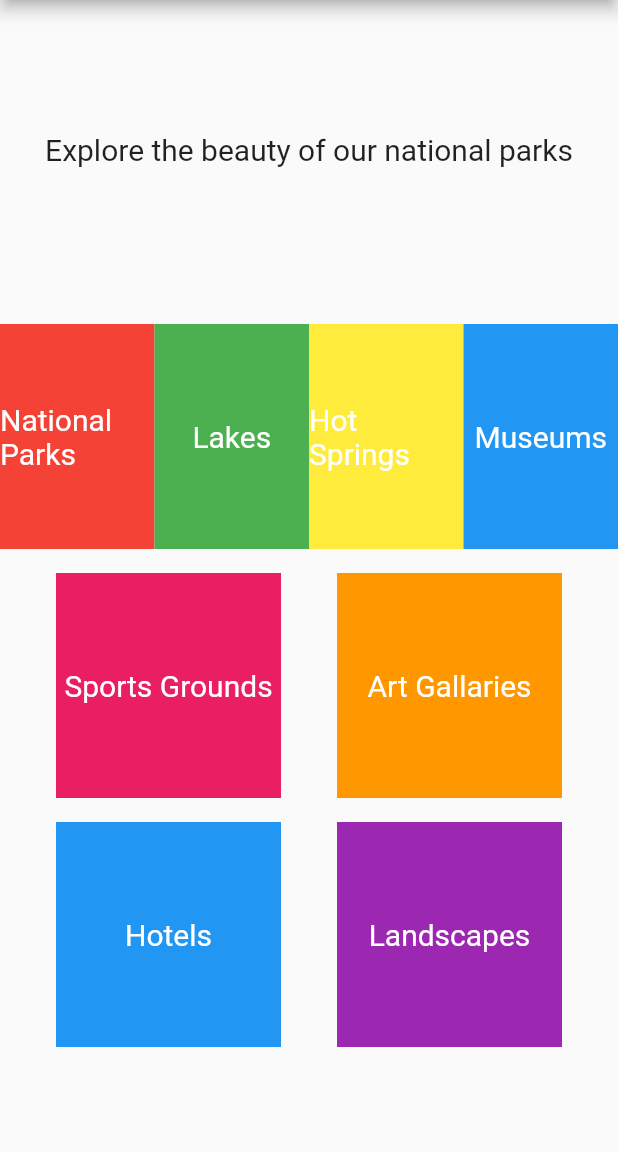
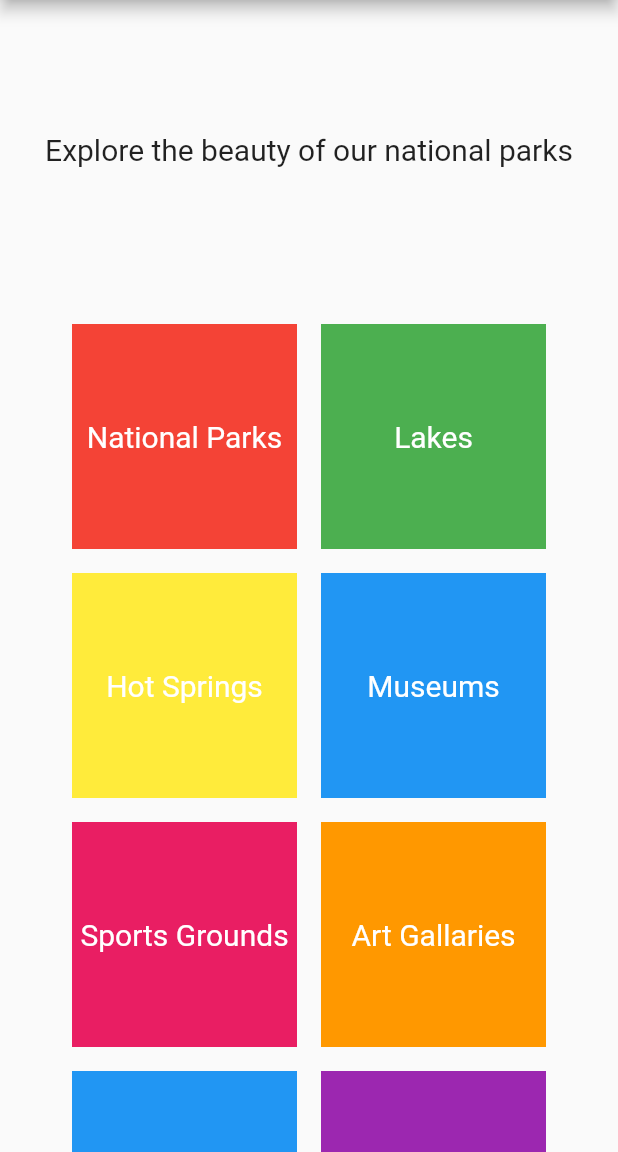
Before and after one commit to rabok/Tourism, a Flutter app: the screen it shows after launch, on a phone screen of 412 x 824 dp, the part 84-1236 px from its top. Run offline on Flutter 3.47's test engine with Material 2 defaults, Android fonts, the phone set to English and light mode, and no system bars; drawn by our look-alikes of carousel_slider.

Commit message:
WE HAVE MANAGED TO

```diff
--- a/tourism/lib/main.dart
+++ b/tourism/lib/main.dart
@@ -38,39 +38,20 @@ class HomePage extends StatelessWidget {
     'Experience the thrill of our sports grounds'
   ];
 
-  final List<Widget> categories = [
+  final List<CategoryWidget> categories = [
     CategoryWidget(
-      title: 'National Parks',
-      color: Colors.red,
-    ),
+        title: 'National Parks', color: Colors.red, route: NationalPark()),
+    CategoryWidget(title: 'Lakes', color: Colors.green, route: Lakes()),
     CategoryWidget(
-      title: 'Lakes',
-      color: Colors.green,
-    ),
+        title: 'Hot Springs', color: Colors.yellow, route: HotSprings()),
+    CategoryWidget(title: 'Museums', color: Colors.blue, route: Museums()),
     CategoryWidget(
-      title: 'Hot Springs',
-      color: Colors.yellow,
-    ),
+        title: 'Sports Grounds', color: Colors.pink, route: SportsGrounds()),
     CategoryWidget(
-      title: 'Museums',
-      color: Colors.blue,
-    ),
+        title: 'Art Gallaries', color: Colors.orange, route: ArtGallaries()),
+    CategoryWidget(title: 'Hotels', color: Colors.blue, route: Hotels()),
     CategoryWidget(
-      title: 'Sports Grounds',
-      color: Colors.pink,
-    ),
-    CategoryWidget(
-      title: 'Art Gallaries',
-      color: Colors.orange,
-    ),
-    CategoryWidget(
-      title: 'Hotels',
-      color: Colors.blue,
-    ),
-    CategoryWidget(
-      title: 'Landscapes',
-      color: Colors.purple,
-    ),
+        title: 'Landscapes', color: Colors.purple, route: Landscapes()),
   ];
 
   @override
@@ -82,116 +63,20 @@ class HomePage extends StatelessWidget {
           color: Colors.green[800],
           child: ListView(
             padding: EdgeInsets.zero,
-            children: [
-              DrawerHeader(
-                decoration: BoxDecoration(
-                  color: Colors.green[700],
-                ),
-                child: Text(
-                  'Categories',
-                  style: TextStyle(
-                    color: Colors.white,
-                    fontSize: 24,
-                  ),
-                ),
-              ),
-              ListTile(
+            children: categories.map((category) {
+              return ListTile(
                 title: Text(
-                  'National Parks',
+                  category.title,
                   style: TextStyle(color: Colors.white),
                 ),
                 onTap: () {
                   Navigator.push(
                     context,
-                    MaterialPageRoute(builder: (context) => NationalPark()),
+                    MaterialPageRoute(builder: (context) => category.route),
                   );
                 },
-              ),
-              ListTile(
-                title: Text(
-                  'Lakes',
-                  style: TextStyle(color: Colors.white),
-                ),
-                onTap: () {
-                  Navigator.push(
-                    context,
-                    MaterialPageRoute(builder: (context) => Lakes()),
               );
-                },
-              ),
-              ListTile(
-                title: Text(
-                  'Hot Springs',
-                  style: TextStyle(color: Colors.white),
-                ),
-                onTap: () {
-                  Navigator.push(
-                    context,
-                    MaterialPageRoute(builder: (context) => HotSprings()),
-                  );
-                },
-              ),
-              ListTile(
-                title: Text(
-                  'Museums',
-                  style: TextStyle(color: Colors.white),
-                ),
-                onTap: () {
-                  Navigator.push(
-                    context,
-                    MaterialPageRoute(builder: (context) => Museums()),
-                  );
-                },
-              ),
-              ListTile(
-                title: Text(
-                  'Sports Grounds',
-                  style: TextStyle(color: Colors.white),
-                ),
-                onTap: () {
-                  Navigator.push(
-                    context,
-                    MaterialPageRoute(builder: (context) => SportsGrounds()),
-                  );
-                },
-              ),
-              ListTile(
-                title: Text(
-                  'Art Galleries',
-                  style: TextStyle(color: Colors.white),
-                ),
-                onTap: () {
-                  Navigator.push(
-                    context,
-                    MaterialPageRoute(builder: (context) => ArtGallaries()),
-                  );
-                },
-              ),
-              ListTile(
-                title: Text(
-                  'Hotels',
-                  style: TextStyle(color: Colors.white),
-                ),
-                onTap: () {
-                  Navigator.push(
-                    context,
-                    MaterialPageRoute(builder: (context) => Hotels()),
-                  );
-                },
-              ),
-              ListTile(
-                title: Text(
-                  'Landscapes',
-                  style: TextStyle(color: Colors.white),
-                ),
-                onTap: () {
-                  Navigator.push(
-                    context,
-                    MaterialPageRoute(builder: (context) => Landscapes()),
-                  );
-                },
-              ),
-            ],
+            }).toList(),
           ),
         ),
       ),
@@ -218,74 +103,21 @@ class HomePage extends StatelessWidget {
               }).toList(),
             ),
             SizedBox(height: 16),
-            Row(
-              mainAxisAlignment: MainAxisAlignment.spaceEvenly,
-              children: [
-                Flexible(
-                  flex: 1,
-                  child: GestureDetector(
+            Wrap(
+              alignment: WrapAlignment.spaceEvenly,
+              spacing: 16.0, // gap between adjacent chips
+              runSpacing: 16.0, // gap between lines
+              children: categories.map((category) {
+                return GestureDetector(
                   onTap: () {
                     Navigator.push(
                       context,
-                        MaterialPageRoute(builder: (context) => NationalPark()),
+                      MaterialPageRoute(builder: (context) => category.route),
                     );
                   },
-                    child: categories[0],
-                  ),
-                ),
-                Flexible(
-                  flex: 1,
-                  child: GestureDetector(
-                    onTap: () {
-                      Navigator.push(
-                        context,
-                        MaterialPageRoute(builder: (context) => Lakes()),
+                  child: category,
                 );
-                    },
-                    child: categories[1],
-                  ),
-                ),
-                Flexible(
-                  flex: 1,
-                  child: GestureDetector(
-                    onTap: () {
-                      Navigator.push(
-                        context,
-                        MaterialPageRoute(builder: (context) => HotSprings()),
-                      );
-                    },
-                    child: categories[2],
-                  ),
-                ),
-                Flexible(
-                  flex: 1,
-                  child: GestureDetector(
-                    onTap: () {
-                      Navigator.push(
-                        context,
-                        MaterialPageRoute(builder: (context) => Museums()),
-                      );
-                    },
-                    child: categories[3],
-                  ),
-                ),
-              ],
-            ),
-            SizedBox(height: 16),
-            Row(
-              mainAxisAlignment: MainAxisAlignment.spaceEvenly,
-              children: [
-                categories[4],
-                categories[5],
-              ],
-            ),
-            SizedBox(height: 16),
-            Row(
-              mainAxisAlignment: MainAxisAlignment.spaceEvenly,
-              children: [
-                categories[6],
-                categories[7],
-              ],
+              }).toList(),
             ),
           ],
         ),
@@ -297,8 +129,10 @@ class HomePage extends StatelessWidget {
 class CategoryWidget extends StatelessWidget {
   final String title;
   final Color color;
+  final Widget route;
 
-  const CategoryWidget({required this.title, required this.color});
+  const CategoryWidget(
+      {required this.title, required this.color, required this.route});
 
   @override
   Widget build(BuildContext context) {
```
Lines whose indentation alone changed are shown as unchanged.
